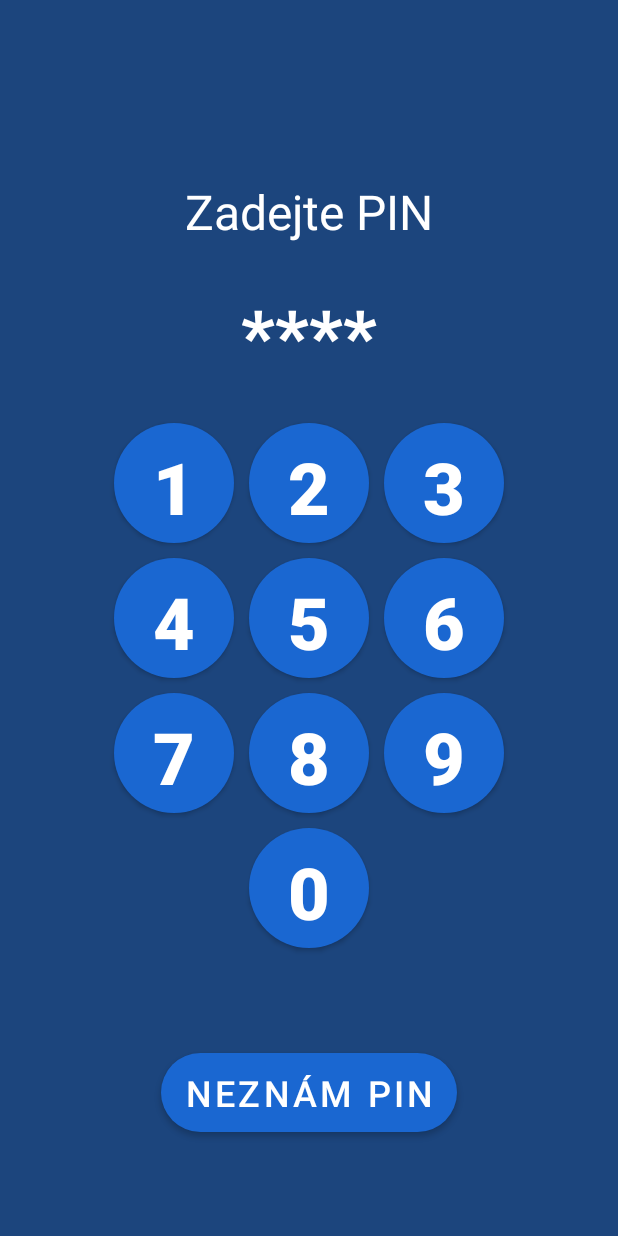
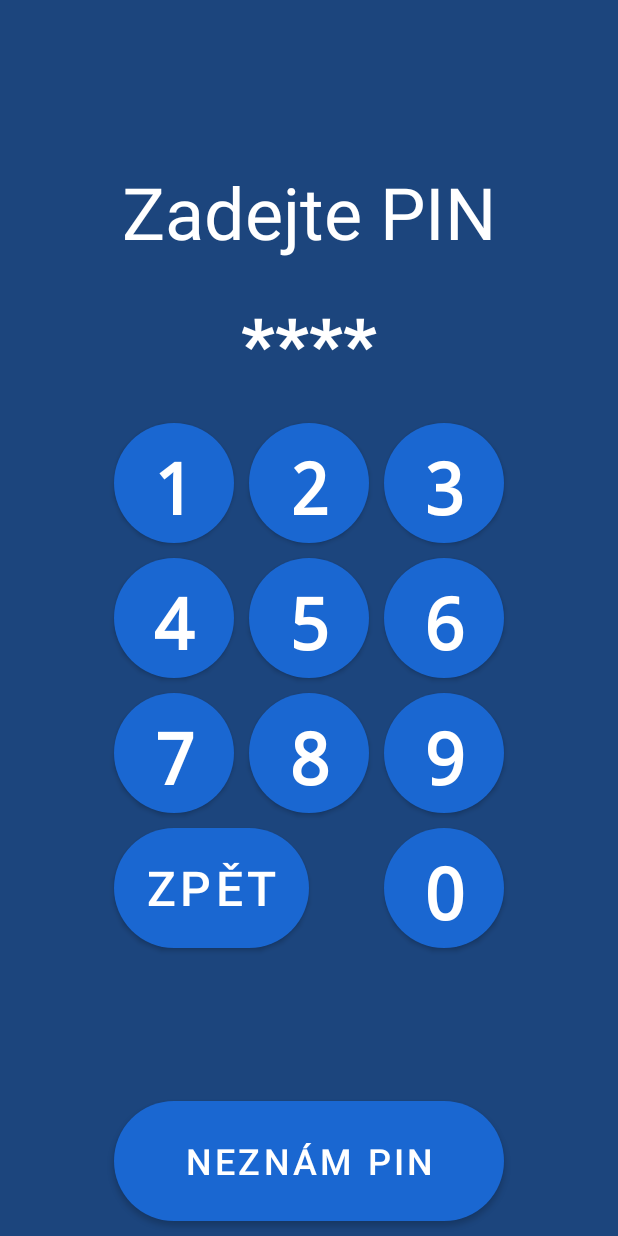
Before and after one commit to num19/georgesenior, an Android app: the layout login_fragment.xml on its own in the app's theme, with its tools: preview values and no code run, on a phone screen of 412 x 824 dp. Run offline under Robolectric (Android 15) with nearby library versions, the phone set to English and light mode, and no system bars.

Commit message:
login screen

```diff
--- a/app/build.gradle
+++ b/app/build.gradle
@@ -15,6 +15,10 @@ android {
 
         testInstrumentationRunner "androidx.test.runner.AndroidJUnitRunner"
     }
+    buildFeatures {
+        viewBinding = true
+    }
+
 
     buildTypes {
         release {
--- /dev/null
+++ b/app/src/main/java/cz/teamnull/georgesenior/MessageActivity.kt
@@ -0,0 +1,36 @@
+package cz.teamnull.georgesenior
+
+import android.app.Activity
+import androidx.appcompat.app.AppCompatActivity
+import android.os.Bundle
+import android.os.CountDownTimer
+import android.os.Handler
+import android.widget.TextView
+
+class MessageActivity : AppCompatActivity() {
+
+    override fun onCreate(savedInstanceState: Bundle?) {
+        super.onCreate(savedInstanceState)
+        setContentView(R.layout.activity_message)
+        val message = intent.getStringExtra("MESSAGE")
+        val seconds = intent.getIntExtra("SECONDS", 10)
+        val textViewMessage = findViewById<TextView>(R.id.textViewMessage)
+        val textViewMessageSecondary = findViewById<TextView>(R.id.textViewMessageSecondary)
+        textViewMessage.text = message
+        object : CountDownTimer(seconds * 1000L, 1000) {
+            override fun onTick(millisUntilFinished: Long) {
+                val s = (millisUntilFinished / 1000).toInt() + 1
+                textViewMessageSecondary.text = "Zpět za $s ${seconds(s)}"
+            }
+            override fun onFinish() {
+                finish()
+            }
+        }.start()
+    }
+
+    private fun seconds(s: Int) = when(s) {
+        1 -> "sekundu"
+        2, 3, 4 -> "sekundy"
+        else -> "sekund"
+    }
+}
--- a/app/src/main/java/cz/teamnull/georgesenior/ui/main/LoginViewModel.kt
+++ b/app/src/main/java/cz/teamnull/georgesenior/ui/main/LoginViewModel.kt
@@ -3,5 +3,8 @@ package cz.teamnull.georgesenior.ui.main
 import androidx.lifecycle.ViewModel
 
 class LoginViewModel : ViewModel() {
-    // TODO: Implement the ViewModel
+
+    fun check() = pin == "2021"
+
+    var pin = ""
 }
--- /dev/null
+++ b/app/src/main/res/drawable/button_bg_active.xml
@@ -0,0 +1,5 @@
+<?xml version="1.0" encoding="utf-8"?>
+<shape xmlns:android="http://schemas.android.com/apk/res/android">
+    <solid android:color="@color/gradient_end" />
+    <corners android:radius="100dp"/>
+</shape>
--- /dev/null
+++ b/app/src/main/res/drawable/button_bg_normal.xml
@@ -0,0 +1,5 @@
+<?xml version="1.0" encoding="utf-8"?>
+<shape xmlns:android="http://schemas.android.com/apk/res/android">
+    <solid android:color="@color/gradient_start" />
+    <corners android:radius="100dp"/>
+</shape>
--- a/app/src/main/res/drawable/login_button_bg.xml
+++ b/app/src/main/res/drawable/login_button_bg.xml
@@ -1,5 +1,7 @@
 <?xml version="1.0" encoding="utf-8"?>
-<shape xmlns:android="http://schemas.android.com/apk/res/android">
-    <solid android:color="@color/gradient_start" />
-    <corners android:radius="100dp"/>
-</shape>
+<selector xmlns:android="http://schemas.android.com/apk/res/android">
+    <item android:drawable="@drawable/button_bg_active" android:state_focused="true" android:state_pressed="true" />
+    <item android:drawable="@drawable/button_bg_active" android:state_focused="false" android:state_pressed="true" />
+    <item android:drawable="@drawable/button_bg_active" android:state_focused="true" />
+    <item android:drawable="@drawable/button_bg_normal" android:state_focused="false" android:state_pressed="false" />
+</selector>
--- /dev/null
+++ b/app/src/main/res/drawable/message_bg.xml
@@ -0,0 +1,4 @@
+<?xml version="1.0" encoding="utf-8"?>
+<shape xmlns:android="http://schemas.android.com/apk/res/android">
+    <solid android:color="@color/george_blue" />
+</shape>
--- a/app/src/main/res/layout/login_fragment.xml
+++ b/app/src/main/res/layout/login_fragment.xml
@@ -9,26 +9,27 @@
     tools:context=".ui.main.LoginFragment">
 
     <Button
-        android:layout_margin="10dp"
+        android:gravity="center"
         android:id="@+id/buttonNumber0"
         android:layout_width="80dp"
         android:layout_height="80dp"
+        android:layout_margin="10dp"
         android:background="@drawable/login_button_bg"
-        android:fontFamily="sans-serif-black"
+        android:fontFamily="monospace"
         android:text="0"
         android:textSize="48sp"
         android:textStyle="bold"
-        app:layout_constraintEnd_toEndOf="@+id/buttonNumber9"
-        app:layout_constraintStart_toStartOf="@+id/buttonNumber7"
+        app:layout_constraintStart_toEndOf="@+id/buttonNumber8"
         app:layout_constraintTop_toBottomOf="@+id/buttonNumber8" />
 
     <Button
-        android:layout_margin="10dp"
         android:id="@+id/buttonNumber9"
         android:layout_width="80dp"
         android:layout_height="80dp"
+        android:layout_margin="10dp"
         android:background="@drawable/login_button_bg"
-        android:fontFamily="sans-serif-black"
+        android:fontFamily="monospace"
+        android:gravity="center"
         android:text="9"
         android:textSize="48sp"
         android:textStyle="bold"
@@ -36,12 +37,13 @@
         app:layout_constraintTop_toBottomOf="@+id/buttonNumber6" />
 
     <Button
+        android:gravity="center"
         android:layout_margin="10dp"
         android:id="@+id/buttonNumber7"
         android:layout_width="80dp"
         android:layout_height="80dp"
         android:background="@drawable/login_button_bg"
-        android:fontFamily="sans-serif-black"
+        android:fontFamily="monospace"
         android:text="7"
         android:textSize="48sp"
         android:textStyle="bold"
@@ -49,12 +51,13 @@
         app:layout_constraintTop_toBottomOf="@+id/buttonNumber4" />
 
     <Button
+        android:gravity="center"
         android:layout_margin="10dp"
         android:id="@+id/buttonNumber8"
         android:layout_width="80dp"
         android:layout_height="80dp"
         android:background="@drawable/login_button_bg"
-        android:fontFamily="sans-serif-black"
+        android:fontFamily="monospace"
         android:text="8"
         android:textSize="48sp"
         android:textStyle="bold"
@@ -63,12 +66,13 @@
         app:layout_constraintTop_toBottomOf="@+id/buttonNumber5" />
 
     <Button
-        android:layout_margin="10dp"
         android:id="@+id/buttonNumber1"
         android:layout_width="80dp"
         android:layout_height="80dp"
+        android:layout_margin="10dp"
         android:background="@drawable/login_button_bg"
-        android:fontFamily="sans-serif-black"
+        android:fontFamily="monospace"
+        android:gravity="center"
         android:text="1"
         android:textSize="48sp"
         android:textStyle="bold"
@@ -76,12 +80,13 @@
         app:layout_constraintEnd_toStartOf="@+id/buttonNumber2" />
 
     <Button
+        android:gravity="center"
         android:layout_margin="10dp"
         android:id="@+id/buttonNumber2"
         android:layout_width="80dp"
         android:layout_height="80dp"
         android:background="@drawable/login_button_bg"
-        android:fontFamily="sans-serif-black"
+        android:fontFamily="monospace"
         android:text="2"
         android:textSize="48sp"
         android:textStyle="bold"
@@ -91,12 +96,13 @@
         app:layout_constraintStart_toEndOf="@+id/buttonNumber4" />
 
     <Button
+        android:gravity="center"
         android:layout_margin="10dp"
         android:id="@+id/buttonNumber3"
         android:layout_width="80dp"
         android:layout_height="80dp"
         android:background="@drawable/login_button_bg"
-        android:fontFamily="sans-serif-black"
+        android:fontFamily="monospace"
         android:text="3"
         android:textSize="48sp"
         android:textStyle="bold"
@@ -104,12 +110,13 @@
         app:layout_constraintStart_toEndOf="@+id/buttonNumber2" />
 
     <Button
-        android:layout_margin="10dp"
         android:id="@+id/buttonNumber6"
         android:layout_width="80dp"
         android:layout_height="80dp"
+        android:layout_margin="10dp"
         android:background="@drawable/login_button_bg"
-        android:fontFamily="sans-serif-black"
+        android:fontFamily="monospace"
+        android:gravity="center"
         android:text="6"
         android:textSize="48sp"
         android:textStyle="bold"
@@ -123,7 +130,8 @@
         android:layout_height="80dp"
         android:layout_margin="10dp"
         android:background="@drawable/login_button_bg"
-        android:fontFamily="sans-serif-black"
+        android:fontFamily="monospace"
+        android:gravity="center"
         android:text="4"
         android:textSize="48sp"
         android:textStyle="bold"
@@ -137,7 +145,8 @@
         android:layout_height="80dp"
         android:layout_margin="10dp"
         android:background="@drawable/login_button_bg"
-        android:fontFamily="sans-serif-black"
+        android:fontFamily="monospace"
+        android:gravity="center"
         android:text="5"
         android:textSize="48sp"
         android:textStyle="bold"
@@ -151,30 +160,33 @@
         android:layout_width="wrap_content"
         android:layout_height="wrap_content"
         android:layout_margin="10dp"
+        android:gravity="center"
         android:text="Zadejte PIN"
         android:textColor="#FFFFFF"
-        android:textSize="32sp"
+        android:textSize="48sp"
         app:layout_constraintBottom_toTopOf="@+id/buttonNumber2"
         app:layout_constraintEnd_toEndOf="parent"
         app:layout_constraintStart_toStartOf="parent"
         app:layout_constraintTop_toTopOf="parent" />
 
     <Button
-        android:id="@+id/textView3"
-        android:layout_width="wrap_content"
-        android:layout_height="wrap_content"
+        android:id="@+id/buttonUnknownPin"
+        android:layout_width="260dp"
+        android:layout_height="80dp"
         android:layout_margin="10dp"
+        android:layout_marginBottom="16dp"
         android:background="@drawable/login_button_bg"
+        android:gravity="center"
         android:text="Neznám PIN"
         android:textColor="#FFFFFF"
         android:textSize="24sp"
         app:layout_constraintBottom_toBottomOf="parent"
         app:layout_constraintEnd_toEndOf="parent"
-        app:layout_constraintStart_toStartOf="parent"
-        app:layout_constraintTop_toBottomOf="@+id/buttonNumber0" />
+        app:layout_constraintStart_toStartOf="parent" />
 
     <TextView
-        android:id="@+id/textViewPass"
+        android:gravity="center"
+        android:id="@+id/text_view_pin"
         android:layout_width="wrap_content"
         android:layout_height="wrap_content"
         android:fontFamily="sans-serif-black"
@@ -186,4 +198,16 @@
         app:layout_constraintStart_toStartOf="parent"
         app:layout_constraintTop_toBottomOf="@+id/textView2"
         tools:text="****" />
+
+    <Button
+        android:id="@+id/buttonDelete"
+        android:layout_width="130dp"
+        android:layout_height="80dp"
+        android:layout_marginTop="10dp"
+        android:background="@drawable/login_button_bg"
+        android:gravity="center"
+        android:text="ZPĚT"
+        android:textSize="32sp"
+        app:layout_constraintStart_toStartOf="@+id/buttonNumber7"
+        app:layout_constraintTop_toBottomOf="@+id/buttonNumber7" />
 </androidx.constraintlayout.widget.ConstraintLayout>
```
Also changed, not shown: app/src/main/AndroidManifest.xml (+9 -5 lines), app/src/main/java/cz/teamnull/georgesenior/Ext.kt (added, +19 -0 lines), app/src/main/java/cz/teamnull/georgesenior/ui/main/LoginFragment.kt (+41 -7 lines), app/src/main/res/drawable/account_bg.xml (added, +7 -0 lines), app/src/main/res/layout/account_fragment.xml (+2 -13 lines), app/src/main/res/layout/activity_message.xml (added, +47 -0 lines).
